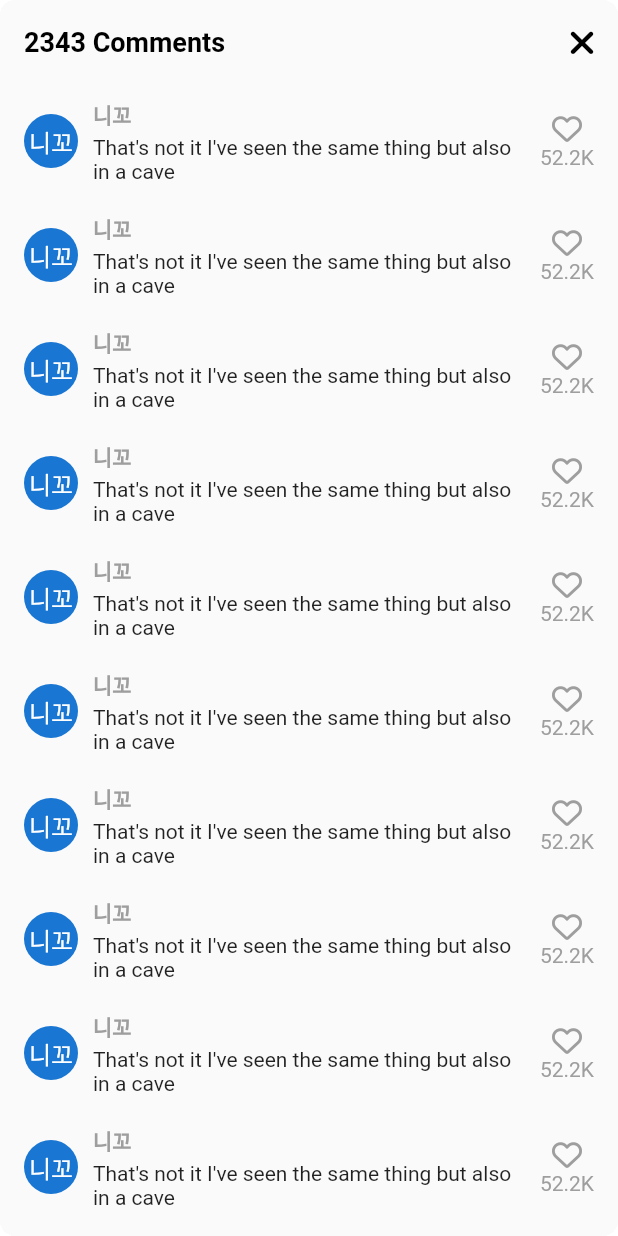
After one commit to hayden365/titok_flutter, a Flutter app: the VideoComments screen opened directly, on a phone screen of 412 x 824 dp. The commit adds this screen. Run offline on Flutter 3.47's test engine with Material 2 defaults, Android fonts, the light colour scheme and no system bars; our stand-ins replace firebase_auth, firebase_core, flutter_riverpod, font_awesome_flutter, riverpod, video_player and 1 more; accounts and stored records are empty; generated files the repository leaves out were written again; network calls fail.

Commit message:
feat: comment section

```diff
--- /dev/null
+++ b/lib/features/videos/widgets/video_comments.dart
@@ -0,0 +1,90 @@
+import 'package:flutter/material.dart';
+import 'package:font_awesome_flutter/font_awesome_flutter.dart';
+import 'package:titok_flutter/constants/gaps.dart';
+import 'package:titok_flutter/constants/sizes.dart';
+
+class VideoComments extends StatefulWidget {
+  const VideoComments({super.key});
+
+  @override
+  State<VideoComments> createState() => _VideoCommentsState();
+}
+
+class _VideoCommentsState extends State<VideoComments> {
+  void _onClosePressed() {
+    Navigator.of(context).pop();
+  }
+
+  @override
+  Widget build(BuildContext context) {
+    return Container(
+      clipBehavior: Clip.hardEdge,
+      decoration: BoxDecoration(
+        borderRadius: BorderRadius.circular(Sizes.size10),
+      ),
+      child: Scaffold(
+        backgroundColor: Colors.grey.shade50,
+        appBar: AppBar(
+          backgroundColor: Colors.grey.shade50,
+          automaticallyImplyLeading: false,
+          title: const Text("2343 Comments"),
+          actions: [
+            IconButton(
+              onPressed: _onClosePressed,
+              icon: const FaIcon(FontAwesomeIcons.xmark),
+            ),
+          ],
+        ),
+        body: ListView.separated(
+          padding: const EdgeInsets.symmetric(
+            vertical: Sizes.size10,
+            horizontal: Sizes.size16,
+          ),
+          separatorBuilder: (context, index) => Gaps.v20,
+          itemCount: 10,
+          itemBuilder: (context, index) => Row(
+            children: [
+              const CircleAvatar(
+                radius: 18,
+                child: Text("니꼬"),
+              ),
+              Gaps.h10,
+              Expanded(
+                child: Column(
+                  crossAxisAlignment: CrossAxisAlignment.start,
+                  children: [
+                    Text(
+                      '니꼬',
+                      style: TextStyle(
+                          fontWeight: FontWeight.bold,
+                          fontSize: Sizes.size14,
+                          color: Colors.grey.shade500),
+                    ),
+                    Gaps.v3,
+                    const Text(
+                        "That's not it I've seen the same thing but also in a cave")
+                  ],
+                ),
+              ),
+              Gaps.h10,
+              Column(
+                children: [
+                  FaIcon(
+                    FontAwesomeIcons.heart,
+                    size: Sizes.size20,
+                    color: Colors.grey.shade500,
+                  ),
+                  Gaps.v2,
+                  Text(
+                    '52.2K',
+                    style: TextStyle(color: Colors.grey.shade500),
+                  ),
+                ],
+              )
+            ],
+          ),
+        ),
+      ),
+    );
+  }
+}
```
Also changed, not shown: lib/features/videos/widgets/video_post.dart (+26 -8 lines).
